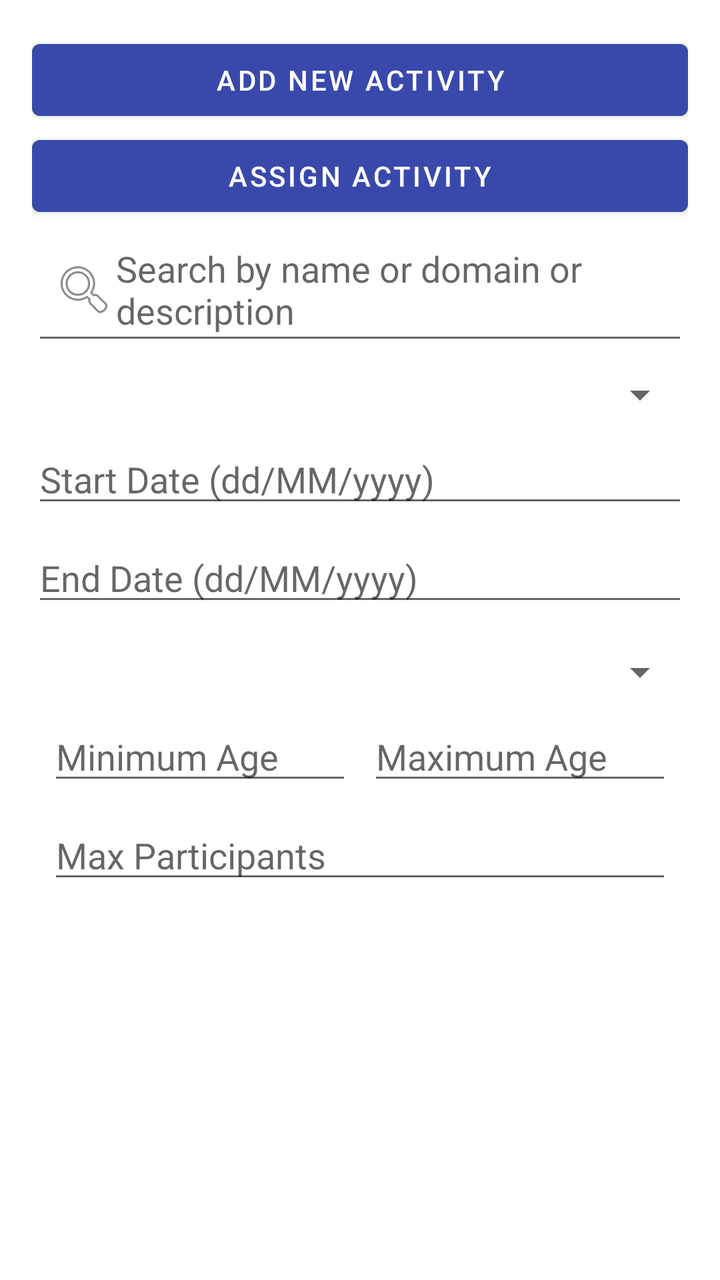
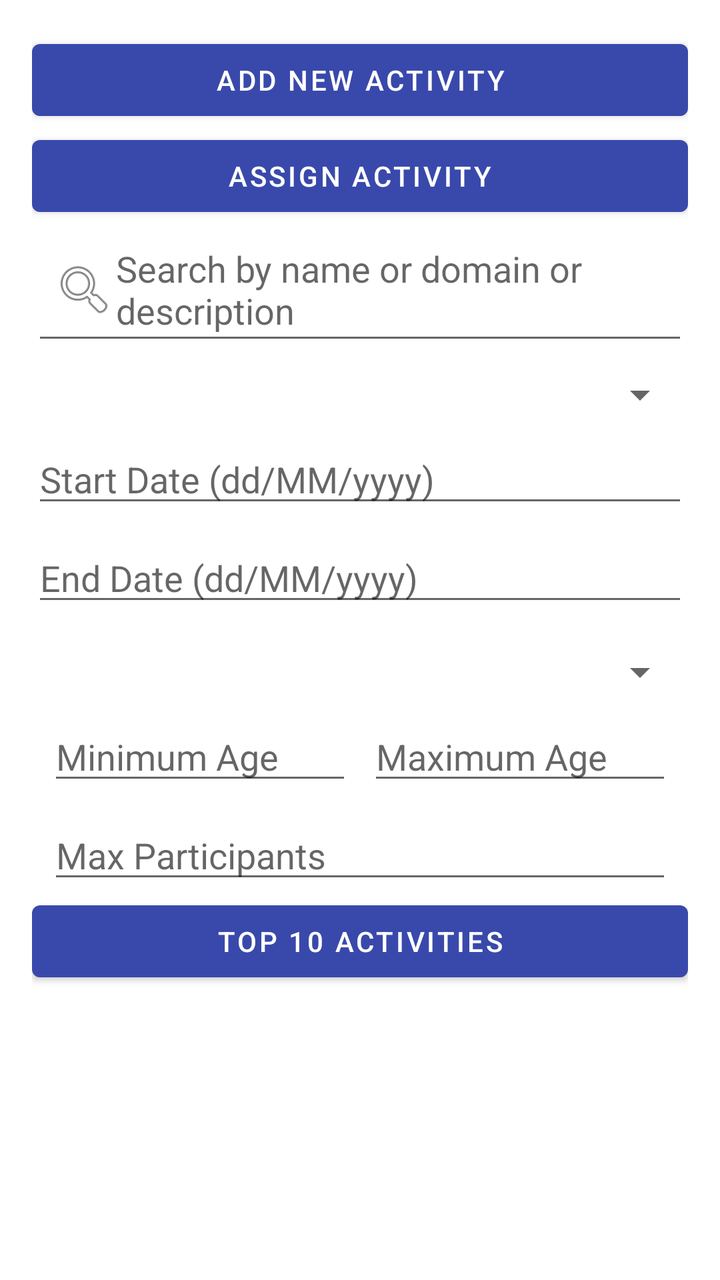

Compare the two renders of this Android layout. The source of the first and the diff that turns it into the second are given below.
<!-- AndroidManifest.xml: application theme Theme.YouthSphere -->
<!-- res/layout/fragment_manage_activities.xml -->
<LinearLayout xmlns:android="http://schemas.android.com/apk/res/android"
    android:id="@+id/activityContainer"
    android:layout_width="match_parent"
    android:layout_height="match_parent"
    android:orientation="vertical"
    android:padding="16dp">

    <Button
        android:id="@+id/btnAddActivity"
        android:layout_width="match_parent"
        android:layout_height="wrap_content"
        android:text="@string/add_activity" />
    <Button
        android:id="@+id/btnAssignActivity"
        android:layout_width="match_parent"
        android:layout_height="wrap_content"
        android:text="@string/assign_activity" />

    <EditText
        android:id="@+id/etSearch"
        android:layout_width="match_parent"
        android:layout_height="wrap_content"
        android:hint="@string/search_by_name_or_domain_or_description"
        android:drawableLeft="@android:drawable/ic_menu_search"
        android:padding="10dp"
        android:layout_marginBottom="8dp"
        />

    <Spinner
        android:id="@+id/spinnerInstructorFilter"
        android:layout_width="match_parent"
        android:layout_height="wrap_content"
        android:layout_marginBottom="8dp"
        />

    <EditText
        android:id="@+id/etStartDate"
        android:layout_width="match_parent"
        android:layout_height="wrap_content"
        android:hint="@string/start_date_dd_mm_yyyy"
        android:focusable="false"
        android:clickable="true"
        android:inputType="none"

        android:layout_marginBottom="8dp" />

    <EditText
        android:id="@+id/etEndDate"
        android:layout_width="match_parent"
        android:layout_height="wrap_content"
        android:hint="@string/end_date_dd_mm_yyyy"
        android:focusable="false"
        android:clickable="true"
        android:inputType="none"

        android:layout_marginBottom="8dp" />

    <Spinner
        android:id="@+id/spinnerDayFilter"
        android:layout_width="match_parent"
        android:layout_height="wrap_content"
        android:layout_marginTop="8dp"/>


    <LinearLayout
        android:layout_width="match_parent"
        android:layout_height="wrap_content"
        android:orientation="horizontal"
        android:padding="8dp">

        <EditText
            android:id="@+id/etMinAge"
            android:layout_width="0dp"
            android:layout_weight="1"
            android:layout_height="wrap_content"
            android:hint="@string/min_age"
            android:inputType="number" />

        <EditText
            android:id="@+id/etMaxAge"
            android:layout_width="0dp"
            android:layout_weight="1"
            android:layout_height="wrap_content"
            android:hint="@string/max_age"
            android:inputType="number"
            android:layout_marginStart="8dp" />
    </LinearLayout>

    <EditText
        android:id="@+id/etMaxParticipants"
        android:layout_width="match_parent"
        android:layout_height="wrap_content"
        android:hint="@string/max_participants"
        android:inputType="number"
        android:layout_marginHorizontal="8dp" />



    <androidx.recyclerview.widget.RecyclerView
        android:id="@+id/recyclerActivities"
        android:layout_width="match_parent"
        android:layout_height="0dp"
        android:layout_weight="1" />

</LinearLayout>
<!-- resources referenced by this layout -->
<resources>
  <string name="add_activity">Add New Activity</string>
  <string name="assign_activity">Assign Activity</string>
  <string name="end_date_dd_mm_yyyy">End Date (dd/MM/yyyy)</string>
  <string name="max_age">Maximum Age</string>
  <string name="max_participants">Max Participants</string>
  <string name="min_age">Minimum Age</string>
  <string name="search_by_name_or_domain_or_description">Search by name or domain or description</string>
  <string name="start_date_dd_mm_yyyy">Start Date (dd/MM/yyyy)</string>
  <style name="Theme.YouthSphere" parent="Theme.MaterialComponents.DayNight.NoActionBar">
          
          <item name="colorPrimary">@color/indigo_600</item>
          <item name="colorPrimaryVariant">@color/indigo_800</item>
          <item name="colorOnPrimary">@color/white</item>
  
          
          <item name="colorSecondary">@color/amber_400</item>
          <item name="colorSecondaryVariant">@color/amber_600</item>
          <item name="colorOnSecondary">@color/black</item>
  
          
          <item name="android:windowBackground">@color/white</item>
          <item name="colorSurface">@color/white</item>
          <item name="colorOnBackground">@color/black</item>
          <item name="colorOnSurface">@color/black</item>
  
          
          <item name="android:statusBarColor">@color/indigo_800</item>
  
          
          <item name="actionBarTheme">@style/ThemeOverlay.MaterialComponents.Dark.ActionBar</item>
          <item name="actionBarPopupTheme">@style/ThemeOverlay.MaterialComponents.Light</item>
  
          
          <item name="popupMenuStyle">@style/PopupMenu.MaterialComponents</item>
      </style>
  <color name="indigo_600">#3949AB</color>
  <color name="indigo_800">#283593</color>
  <color name="white">#FFFFFF</color>
  <color name="amber_400">#FFCA28</color>
  <color name="amber_600">#FFB300</color>
  <color name="black">#000000</color>
  <style name="ThemeOverlay.MaterialComponents.Dark.ActionBar">
          <item name="android:textColorPrimary">@color/white</item>
          <item name="colorControlNormal">@color/white</item>
          <item name="android:textColorSecondary">@color/white</item>
      </style>
  <style name="ThemeOverlay.MaterialComponents.Light">
          <item name="android:textColorPrimary">@color/black</item>
          <item name="android:background">@color/white</item>
      </style>
  <style name="PopupMenu.MaterialComponents" parent="@style/Widget.MaterialComponents.PopupMenu">
          <item name="android:textColor">?attr/colorOnSurface</item>
          <item name="android:background">?attr/colorSurface</item>
          <item name="android:dropDownVerticalOffset">4dp</item>
      </style>
</resources>

<!-- the commit's change to res/layout/fragment_manage_activities.xml (unified diff, before → after) -->
@@ -20,7 +20,7 @@
         android:id="@+id/etSearch"
         android:layout_width="match_parent"
         android:layout_height="wrap_content"
-        android:hint="@string/search_by_name_or_domain_or_description"
+        android:hint="@string/search_here"
         android:drawableLeft="@android:drawable/ic_menu_search"
         android:padding="10dp"
         android:layout_marginBottom="8dp"
@@ -94,6 +94,13 @@
         android:inputType="number"
         android:layout_marginHorizontal="8dp" />
 
+    <Button
+        android:id="@+id/btnTop10"
+        android:layout_width="match_parent"
+        android:layout_height="wrap_content"
+        android:text="Top 10 Activities"
+        android:layout_marginBottom="8dp" />
+
 
 
     <androidx.recyclerview.widget.RecyclerView
<!-- resource entries referenced after the edit -->
@@ -6,7 +6,7 @@
   <string name="max_age">Maximum Age</string>
   <string name="max_participants">Max Participants</string>
   <string name="min_age">Minimum Age</string>
-  <string name="search_by_name_or_domain_or_description">Search by name or domain or description</string>
+  <string name="search_here">Search by name or domain or description</string>
   <string name="start_date_dd_mm_yyyy">Start Date (dd/MM/yyyy)</string>
   <style name="Theme.YouthSphere" parent="Theme.MaterialComponents.DayNight.NoActionBar">
           
